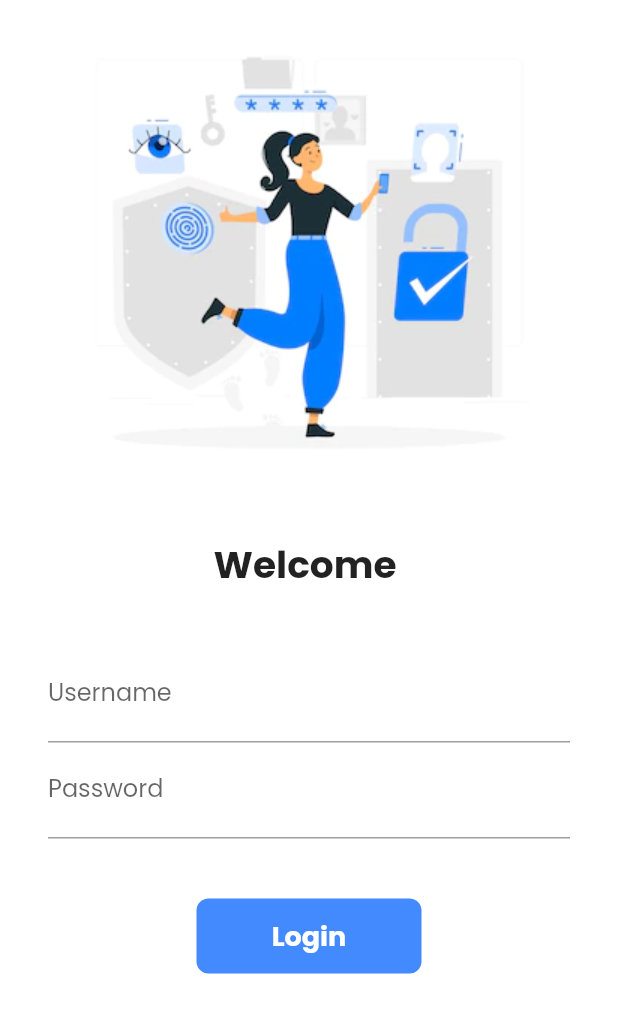
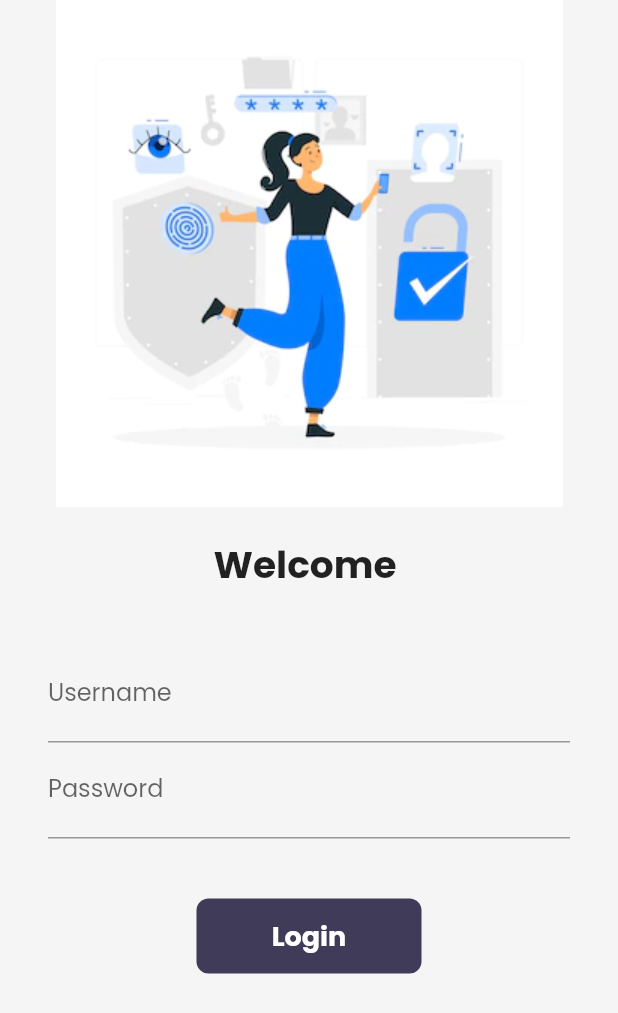
Before and after one commit to Mitali010/Catalog-App, a Flutter app: the screen it shows after launch, on a phone screen of 412 x 824 dp. Shown: the top 1013 px of the screen. Run offline on Flutter 3.47's test engine with Material 2 defaults, Android fonts, the phone set to English and light mode, and no system bars; our stand-ins replace google_fonts, velocity_x.

Commit message:
day 16 completed

```diff
--- a/lib/Pages/login_page.dart
+++ b/lib/Pages/login_page.dart
@@ -1,5 +1,6 @@
 import 'package:catalog_app/utils/routes.dart';
 import 'package:flutter/material.dart';
+import 'package:velocity_x/velocity_x.dart';
 class LoginPage extends StatefulWidget {      // when we want to change in current screen
 
 
@@ -29,7 +30,7 @@ class _LoginPageState extends State<LoginPage> {       //underscore means privat
   @override
   Widget build(BuildContext context) {
     return Material(
-      color: Colors.white,
+      color: context.canvasColor,
       child: SingleChildScrollView(
         child: Form(
           key: _formkey,
@@ -88,7 +89,7 @@ class _LoginPageState extends State<LoginPage> {       //underscore means privat
                         ),
                       const SizedBox(height: 40.0),
                       Material(
-                        color: Colors.blueAccent,
+                        color: context.theme.buttonColor,
                         borderRadius:
                             BorderRadius.circular(changeButton? 50:8),
                         child: InkWell(        //inkwell gives navigate property from one screen to another
--- a/lib/main.dart
+++ b/lib/main.dart
@@ -4,7 +4,7 @@ import 'package:catalog_app/Pages/login_page.dart';
 import 'package:catalog_app/utils/routes.dart';
 import 'widgets/Themes.dart';
 import 'package:flutter/material.dart';
-import 'package:google_fonts/google_fonts.dart';
+
 import 'Pages/home_page.dart';
 void main() {
   runApp(const MyApp());
@@ -17,16 +17,16 @@ class MyApp extends StatelessWidget {
 
     return MaterialApp(
 
-      themeMode: ThemeMode.light,
+      themeMode: ThemeMode.system,
       theme: MyTheme.lightTheme(context),
       darkTheme: MyTheme.darkTheme(context),
       debugShowCheckedModeBanner: false,
 
       routes: {
         "/": (context) => LoginPage(),
-        MyRoutes.homeRoute:(context) => Homepage(),
+        MyRoutes.homeRoute:(context) => const Homepage(),
         MyRoutes.loginRoute: (context) => LoginPage(),
-        MyRoutes.cartRoute: (context) => CartPage(),
+        MyRoutes.cartRoute: (context) => const CartPage(),
 
       },
     );
--- a/lib/widgets/Themes.dart
+++ b/lib/widgets/Themes.dart
@@ -1,23 +1,48 @@
+
+
 import 'package:flutter/material.dart';
 import 'package:google_fonts/google_fonts.dart';
+import 'package:velocity_x/velocity_x.dart';
 
-class MyTheme{
-  static ThemeData lightTheme(BuildContext context) => ThemeData(primarySwatch: Colors.blue,
+class MyTheme {
+  static ThemeData lightTheme(BuildContext context) => ThemeData(
+      primarySwatch: Colors.blue,
+      backgroundColor: creamColor,
       fontFamily: GoogleFonts.poppins().fontFamily,
-      appBarTheme: const AppBarTheme(
+      cardColor: Colors.white,
+      canvasColor: creamColor,
+      buttonColor: darkBluishColor,
+      accentColor: darkBluishColor,
+      appBarTheme: AppBarTheme(
         color: Colors.white,
         elevation: 0.0,
-        iconTheme: IconThemeData(color: Colors.black),
-        titleTextStyle: TextStyle(color: Colors.black, fontSize: 18),
-      )
+        iconTheme: const IconThemeData(color: Colors.black),
+        textTheme: Theme.of(context).textTheme,
+      ));
+
+  static ThemeData darkTheme(BuildContext context) => ThemeData(
+      brightness: Brightness.dark,
+      backgroundColor: darkCreamColor,
+      fontFamily: GoogleFonts.poppins().fontFamily,
+      cardColor: Colors.black,
+      canvasColor: darkCreamColor,
+      buttonColor: Colors.blue,
+      accentColor: Colors.white,
+      appBarTheme: AppBarTheme(
+        color: Colors.black,
+        elevation: 0.0,
+        iconTheme: const IconThemeData(color: Colors.white),
+        textTheme: Theme.of(context).textTheme.copyWith(
+          headline6: context.textTheme.headline6?.copyWith(color: Colors.white)
+        ),
+
+            ),
       );
-      static ThemeData darkTheme(BuildContext context) => ThemeData(
-            brightness: Brightness.dark,
-      );
-      //Colors
-      static Color creamColor = Color(0xfff5f5f5);
-      static Color darkbluishColor = Color(0xff403b58);
 
 
-
+  //Colors
+  static Color creamColor = const Color(0xfff5f5f5);
+  static Color darkCreamColor = Vx.gray900;
+  static Color darkBluishColor =  Color(0xff403b58);
+  static Color lightBluishColor = Vx.indigo500;
 }
--- a/lib/widgets/home_widgets/catalog_image.dart
+++ b/lib/widgets/home_widgets/catalog_image.dart
@@ -1,4 +1,4 @@
-import 'package:catalog_app/widgets/Themes.dart';
+
 import 'package:flutter/material.dart';
 import 'package:velocity_x/velocity_x.dart';
 
@@ -11,7 +11,7 @@ class CatalogImage extends StatelessWidget {
 
           return Image.network(
             image,
-              ).box.p8.roundedSM.color(MyTheme.creamColor).make().p16().w32(context);
+              ).box.p8.roundedSM.color(context.canvasColor).make().p16().w32(context);
                     // box make means put image in box         // w is width
         }
       }
```
Also changed, not shown: lib/Pages/home_detail_page.dart (+6 -6 lines), lib/Pages/home_page.dart (+6 -5 lines), lib/widgets/home_widgets/catalog_header.dart (+4 -5 lines), lib/widgets/home_widgets/catalog_list.dart (+5 -5 lines), 1 other file.
